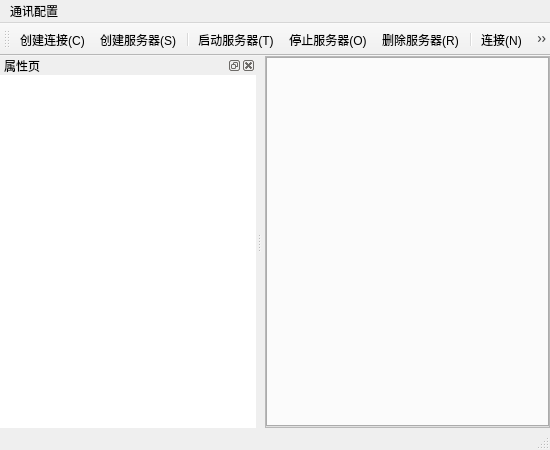
This is tcpipwindow.ui in eveningwyn/Ethernet_SerialPort as Qt 5 draws it before an edit. The edited form follows.
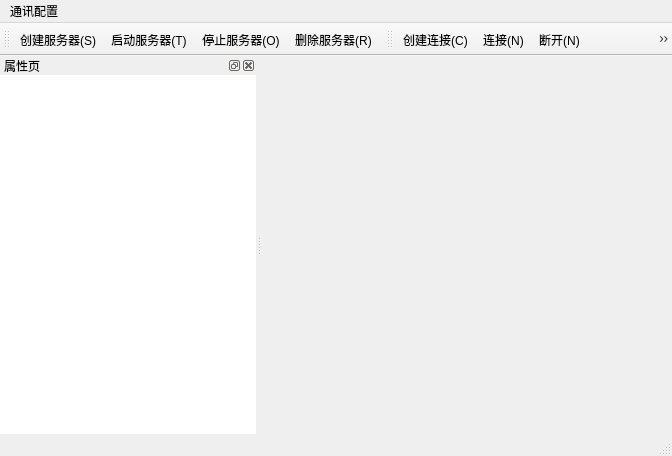
This is the edited form. Icons and pictures are not drawn.

Commit message: 1. update tcpipclient class 2. update tcpipserver class 3. update tcpip ui 4. update code

The edit to the form file:
```diff
--- a/tcpipwindow.ui
+++ b/tcpipwindow.ui
@@ -6,8 +6,8 @@
    <rect>
     <x>0</x>
     <y>0</y>
-    <width>550</width>
-    <height>450</height>
+    <width>672</width>
+    <height>456</height>
    </rect>
   </property>
   <property name="windowTitle">
@@ -30,37 +30,6 @@
     <property name="spacing">
      <number>0</number>
     </property>
-    <item row="0" column="0">
-     <widget class="QFrame" name="showFrame">
-      <property name="frameShape">
-       <enum>QFrame::StyledPanel</enum>
-      </property>
-      <property name="frameShadow">
-       <enum>QFrame::Sunken</enum>
-      </property>
-      <layout class="QGridLayout" name="gridLayout_4">
-       <property name="leftMargin">
-        <number>0</number>
-       </property>
-       <property name="topMargin">
-        <number>0</number>
-       </property>
-       <property name="rightMargin">
-        <number>0</number>
-       </property>
-       <property name="bottomMargin">
-        <number>0</number>
-       </property>
-       <item row="0" column="0">
-        <widget class="QTabWidget" name="tabWidget">
-         <property name="currentIndex">
-          <number>-1</number>
-         </property>
-        </widget>
-       </item>
-      </layout>
-     </widget>
-    </item>
    </layout>
   </widget>
   <widget class="QMenuBar" name="mainMenubar">
@@ -68,7 +37,7 @@
     <rect>
      <x>0</x>
      <y>0</y>
-     <width>550</width>
+     <width>672</width>
      <height>23</height>
     </rect>
    </property>
@@ -106,22 +75,10 @@
    <attribute name="toolBarBreak">
     <bool>false</bool>
    </attribute>
-   <addaction name="createClientAction"/>
    <addaction name="serverConnectAction"/>
-   <addaction name="separator"/>
    <addaction name="startServerAction"/>
    <addaction name="stopServerAction"/>
    <addaction name="deleteServerAction"/>
-   <addaction name="separator"/>
-   <addaction name="clientConnectAction"/>
-   <addaction name="clientDisconnAction"/>
-   <addaction name="separator"/>
-   <addaction name="allDisconnAction"/>
-   <addaction name="separator"/>
-   <addaction name="deleteClientAction"/>
-   <addaction name="deletAllAction"/>
-   <addaction name="separator"/>
-   <addaction name="exitAction"/>
   </widget>
   <widget class="QDockWidget" name="connectModeDockWidget">
    <property name="windowTitle">
@@ -157,6 +114,23 @@
     </layout>
    </widget>
   </widget>
+  <widget class="QToolBar" name="clientToolBar">
+   <property name="windowTitle">
+    <string>客户端工具栏</string>
+   </property>
+   <attribute name="toolBarArea">
+    <enum>TopToolBarArea</enum>
+   </attribute>
+   <attribute name="toolBarBreak">
+    <bool>false</bool>
+   </attribute>
+   <addaction name="createClientAction"/>
+   <addaction name="clientConnectAction"/>
+   <addaction name="clientDisconnAction"/>
+   <addaction name="allDisconnAction"/>
+   <addaction name="deleteClientAction"/>
+   <addaction name="deletAllAction"/>
+  </widget>
   <action name="createClientAction">
    <property name="icon">
     <iconset resource="resource.qrc">
```
Left out of the diff: 4 changed lines with no effect on the pictures. The commit also changes 10 other files.
